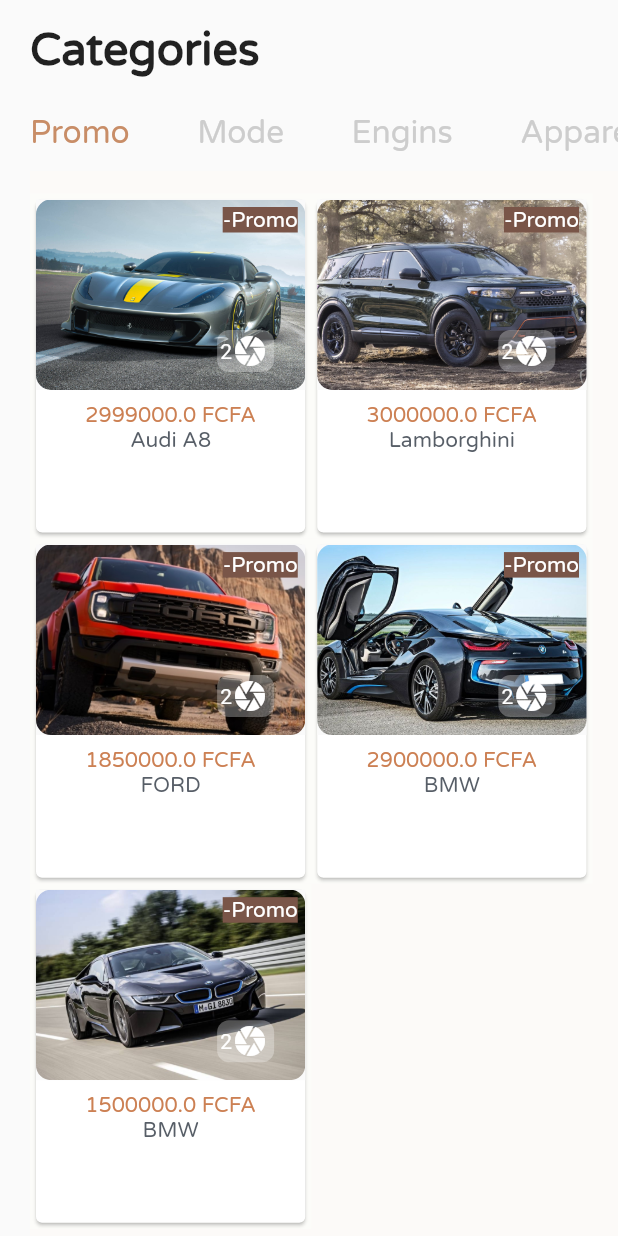
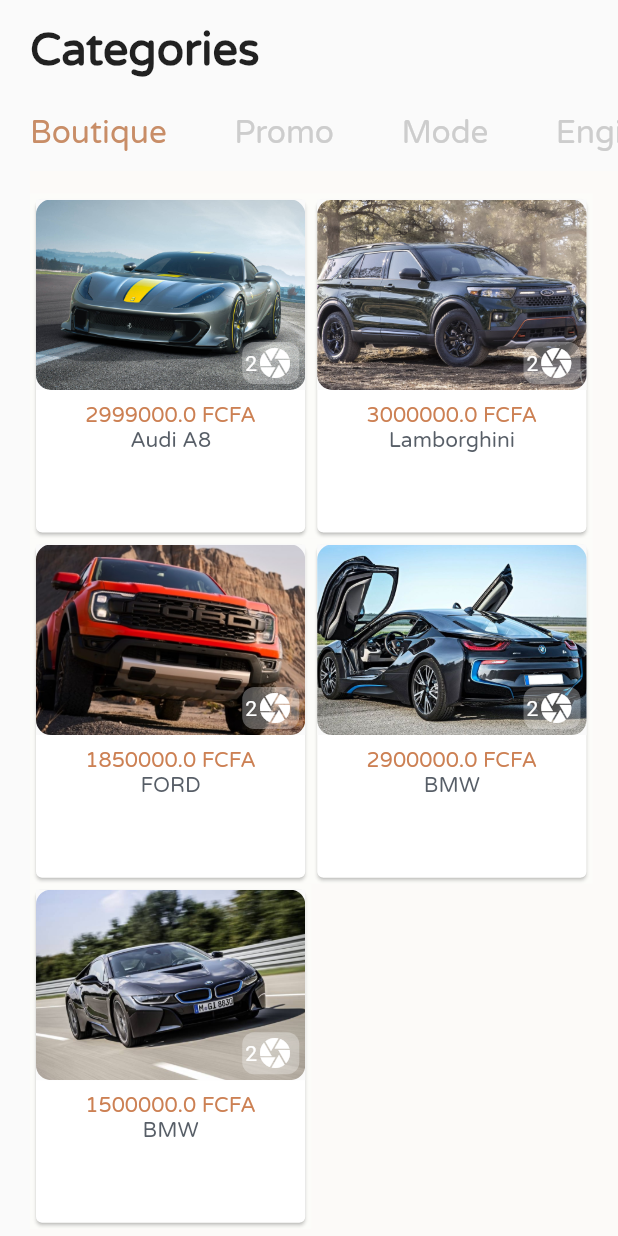
Before and after one commit to ILBOUDO-hub/prototype, a Flutter app: the Category screen opened directly, on a phone screen of 412 x 824 dp. Run offline on Flutter 3.47's test engine with Material 2 defaults, Android fonts, the phone set to English and light mode, and no system bars; our stand-ins replace firebase_auth, image_picker, smooth_page_indicator; missing offline and left inert: chat_list, dialog_alert, whatsapp_unilink; accounts and stored records are empty; project files that could hold a hidden picture were left out.

Commit message:
Ajout boutique

```diff
--- /dev/null
+++ b/lib/screens/categories/boutique.dart
@@ -0,0 +1,155 @@
+import 'package:flutter/material.dart';
+import 'package:prototype/screens/categories/produit_detail.dart';
+import 'package:prototype/models/Product.dart';
+
+class Boutique extends StatefulWidget {
+  @override
+  State<Boutique> createState() => _BoutiqueState();
+}
+
+class _BoutiqueState extends State<Boutique> {
+  List<Container> movieOscar = [];
+
+  buildList() async {
+    //BuildList recupere tous les articles a travers une boucle et les affiches dans un container
+    for (var i = 0; i < gateau.length; i++) {
+      final gleinfo = gateau[i];
+      final String cookiecategorie = gleinfo.categorie;
+      //final String categorieposter = gleinfo.name;
+      if (cookiecategorie == "voiture") {
+        final String priceposter = gleinfo.price.toString();
+
+        movieOscar.add(Container(
+          //  width: 260,
+          color: Color.fromARGB(255, 252, 252, 249),
+          //  padding: EdgeInsets.all(8.0),
+          child: Card(
+            elevation: 1.0,
+            child: Column(
+              children: <Widget>[
+                Container(
+                  //color: Colors.amber,
+                  //Hero responsable de l'affichage des details de chaque article
+                  child: Hero(
+                      tag: gleinfo.imgPath1,
+                      child: Material(
+                        child: InkWell(
+                          //Le Inkwell retourne Showdetail avec les details des articles en parametres
+                          onTap: () {
+                            Navigator.of(context).push(MaterialPageRoute(
+                                builder: (context) => ProduitDetail(
+                                    assetPath1: gleinfo.imgPath1,
+                                    assetPath2: gleinfo.imgPath2,
+                                    cookieprice: gleinfo.price,
+                                    cookiename: gleinfo.name,
+                                    cookieauteur: gleinfo.auteur,
+                                    cookiecategorie: gleinfo.categorie)));
+
+                            //  );
+                          },
+                          child: Container(
+                            height: 127,
+                            width: 250,
+                            decoration: BoxDecoration(
+                                borderRadius: BorderRadius.circular(10),
+                                image: DecorationImage(
+                                    image: AssetImage(gleinfo.imgPath1),
+                                    fit: BoxFit.cover)),
+                            child: Container(
+                              // Code pour le nombre de photo.
+                              width: 38,
+                              margin:const EdgeInsets.only(bottom: 4.0, right: 4.0),
+                              padding:const EdgeInsets.all(2),
+                              decoration: BoxDecoration(
+                                color:Colors.white.withOpacity(.30),
+                                borderRadius: BorderRadius.circular(8),
+                              ),
+                              child: Row(
+                                children: const [
+                                  Text(
+                                    '2',
+                                    style: TextStyle(color: Colors.white),
+                                  ),
+                                  Icon(
+                                    Icons.camera,
+                                    color: Colors.white,
+                                  ),
+                                ],
+                              ),
+                            ),
+                            alignment: Alignment.bottomRight,
+                          ),
+                        ),
+                      )),
+                ),
+                /*Text(
+                "\$gleinfo.price",
+                style: TextStyle(
+                    fontWeight: FontWeight.bold,
+                    fontSize: 15.0,
+                    color: Colors.black),
+              ), */
+
+                Padding(
+                  padding: const EdgeInsets.all(8.0),
+                  child: Column(
+                    // mainAxisAlignment: MainAxisAlignment.spaceAround,
+
+                    children: [
+                      Text("$priceposter FCFA",
+                          textAlign: TextAlign.start,
+                          style: const TextStyle(
+                              color: Color(0xFFCC8053),
+                              fontFamily: 'Varela',
+                              fontSize: 14.0)),
+                      Text(
+                          gleinfo
+                              .name, //On cast ici le prix de l'enitier vers le string
+                          textAlign: TextAlign.start,
+                          style: const TextStyle(
+                              color: Color(0xFF575E67),
+                              fontFamily: 'Varela',
+                              fontSize: 14.0)),
+                    ],
+                  ),
+                )
+              ],
+            ),
+          ),
+        ));
+      }
+    }
+  }
+
+  @override
+  void initState() {
+    super.initState();
+    buildList();
+  }
+
+  @override
+  Widget build(BuildContext context) {
+    return Scaffold(
+      backgroundColor: const Color(0xFFFCFAF8),
+      body: ListView(
+        children: <Widget>[
+          const SizedBox(height: 15.0),
+          Container(
+            padding: const EdgeInsets.only(right: 17.0),
+            width: MediaQuery.of(context).size.width - 30.0,
+            height: MediaQuery.of(context).size.height - 50.0,
+            child: GridView.count(
+              physics: const NeverScrollableScrollPhysics(),
+              childAspectRatio: 0.815,
+              crossAxisCount: 2,
+              shrinkWrap: true,
+              //movieOscar qui liste les articles
+              children: movieOscar,
+            ),
+          ),
+          const SizedBox(height: 150.0)
+        ],
+      ),
+    );
+  }
+}
--- a/lib/screens/category.dart
+++ b/lib/screens/category.dart
@@ -1,5 +1,6 @@
 import 'package:flutter/material.dart';
 import 'package:prototype/screens/categories/appareil.dart';
+import 'package:prototype/screens/categories/boutique.dart';
 import 'package:prototype/screens/categories/engins.dart';
 import 'package:prototype/screens/categories/immobilier.dart';
 import 'package:prototype/screens/categories/accessoire.dart';
@@ -18,7 +19,7 @@ class _CategoryState extends State<Category>
   @override
   void initState() {
     super.initState();
-    _tabController = TabController(length: 5, vsync: this);
+    _tabController = TabController(length: 6, vsync: this);
   }
 
   @override
@@ -43,6 +44,13 @@ class _CategoryState extends State<Category>
               labelPadding: const EdgeInsets.only(right: 45.0),
               unselectedLabelColor: const Color(0xFFCDCDCD),
               tabs: const [
+                Tab(
+                  child: Text('Boutique',
+                      style: TextStyle(
+                        fontFamily: 'Varela',
+                        fontSize: 21.0,
+                      )),
+                ),
                 Tab(
                   child: Text('Promo',
                       style: TextStyle(
@@ -86,6 +94,7 @@ class _CategoryState extends State<Category>
                   controller: _tabController,
                   children: [
                     //liste des widgets pour chaque page de categorie
+                    Boutique(),
                     Promo(),
                     Accessoire(),
                     Engins(),
--- a/lib/screens/parametres/favoris.dart
+++ b/lib/screens/parametres/favoris.dart
@@ -148,8 +148,7 @@ class _FavorisState extends State<Favoris> {
             height: MediaQuery.of(context).size.height - 50.0,
 
             child: GridView.count(
-              physics: const BouncingScrollPhysics(
-                  parent: AlwaysScrollableScrollPhysics()),
+              physics: NeverScrollableScrollPhysics(),
               childAspectRatio: 0.815,
               crossAxisCount: 2,
               shrinkWrap: true,
```
